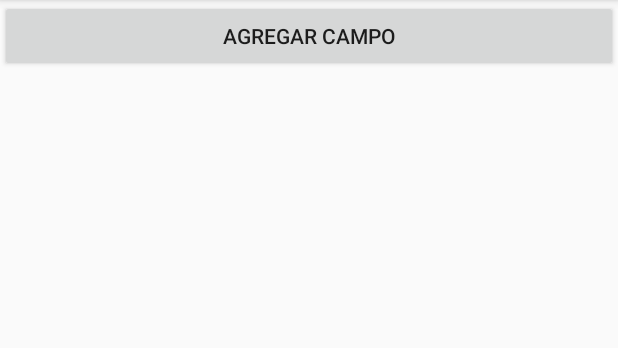
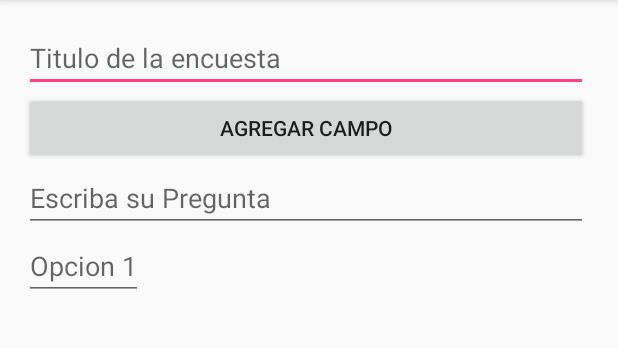
Before and after one commit to cripten/codesuri, an Android app: the CrearEncuesta screen opened directly, with no data from a screen before it, after a tap on "AGREGAR CAMPO", on a phone screen of 412 x 824 dp, the part 84-432 px from its top. Run offline under Robolectric (Android 15) with nearby library versions, the phone set to English and light mode, and no system bars; 1 statement that could not run was skipped.

Commit message:
se hizo una prueba para montar todos los campos pero hay fallas

```diff
--- a/app/src/main/java/com/codesuri/coodesuris/CrearEncuesta.java
+++ b/app/src/main/java/com/codesuri/coodesuris/CrearEncuesta.java
@@ -8,6 +8,7 @@ import android.view.View;
 import android.view.ViewGroup;
 import android.widget.Button;
 import android.widget.EditText;
+import android.widget.ImageView;
 import android.widget.LinearLayout;
 import android.widget.RelativeLayout;
 import android.widget.RadioButton;
@@ -17,18 +18,34 @@ import android.widget.ScrollView;
 import android.widget.TextView;
 import android.view.ViewGroup.LayoutParams;
 
+import java.util.ArrayList;
+import java.util.List;
+
 public class CrearEncuesta extends AppCompatActivity implements View.OnClickListener{
     //contendra los radiobutton
+    EditText etTitulo;
+    LinearLayout llques;
+    LinearLayout llrg;
     RelativeLayout rlmain;//contendrá todo el contenido
-    LinearLayout FirstLL;
-    LinearLayout ThirdLL;
+    RelativeLayout content;//contendrá todo el contenido
     Button btnAddCamp;
     int i = 0;//sirve como contador para los id
     int cont = 1;
     RadioButton[] arrRb = new RadioButton[6];//almacena los contenidos de los radiobutton
     EditText[] arrEt = new EditText[6];//almacena los contenidos de los EditText
     int margintop = 0;
-
+    int j = 160;
+    int margintopLL = 1;
+    Button btnOp;
+    RadioGroup rg;
+    RelativeLayout relativeLayout;
+    ArrayList<LinearLayout> quesLL = new ArrayList<LinearLayout>();
+    ArrayList<LinearLayout> rgLL = new ArrayList<LinearLayout>();
+    ArrayList<LinearLayout> etLL = new ArrayList<LinearLayout>();
+    ArrayList<LinearLayout> btnLL = new ArrayList<LinearLayout>();
+    int index = 0;
+    ScrollView sv;
+    LinearLayout rl;
 
     @Override
     protected void onCreate(Bundle savedInstanceState) {
@@ -36,48 +53,40 @@ public class CrearEncuesta extends AppCompatActivity implements View.OnClickList
         setContentView(R.layout.activity_crear_encuesta);
 
         //Sera el layout containt all
-        RelativeLayout relativeLayout = new RelativeLayout(this);
-        relativeLayout.setLayoutParams(new LayoutParams(LayoutParams.MATCH_PARENT,LayoutParams.WRAP_CONTENT));
+        content = (RelativeLayout)findViewById(R.id.content);
 
         //ScrollView
-        ScrollView sv = new ScrollView(this);
-        sv.setLayoutParams(new LayoutParams(LayoutParams.MATCH_PARENT,LayoutParams.MATCH_PARENT));
+        sv = (ScrollView)findViewById(R.id.sv);
 
+        //EditText
+        etTitulo = (EditText)findViewById(R.id.etTitulo);
         //Button agregar campos
-        btnAddCamp = new Button(this);
-        btnAddCamp.setId(1);
-        btnAddCamp.setLayoutParams(new LayoutParams(LayoutParams.MATCH_PARENT,LayoutParams.WRAP_CONTENT));
-        btnAddCamp.setText("Agregar Campo");
+        btnAddCamp =(Button)findViewById(R.id.btnAddCamp);
         btnAddCamp.setOnClickListener(this);
 
-        // First layout
-        FirstLL = new LinearLayout(this);
-        FirstLL.setLayoutParams(new LayoutParams(LayoutParams.WRAP_CONTENT,LayoutParams.WRAP_CONTENT));
-        FirstLL.setOrientation(LinearLayout.VERTICAL);
-
-        RelativeLayout.LayoutParams firstLayoutParams = new RelativeLayout.LayoutParams(LayoutParams.WRAP_CONTENT,LayoutParams.WRAP_CONTENT);
-        firstLayoutParams.addRule(RelativeLayout.ALIGN_PARENT_TOP);
-        firstLayoutParams.addRule(RelativeLayout.BELOW,btnAddCamp.getId());
-        firstLayoutParams.setMargins(0,20,0,0);
-
-        //Second layout
-        ThirdLL = new LinearLayout(this);
-        FirstLL.setOrientation(LinearLayout.VERTICAL);
-
-        RelativeLayout.LayoutParams thirdLayoutParams = new RelativeLayout.LayoutParams(LayoutParams.WRAP_CONTENT,LayoutParams.WRAP_CONTENT);
-        thirdLayoutParams.addRule(RelativeLayout.ALIGN_BASELINE,FirstLL.getId());
-        thirdLayoutParams.addRule(RelativeLayout.ALIGN_PARENT_TOP);
-        thirdLayoutParams.addRule(RelativeLayout.LEFT_OF,FirstLL.getId());
-        thirdLayoutParams.setMargins(55,0,0,0);
+        // layout contendrá los campos
+         llques = (LinearLayout)findViewById(R.id.llques);
+         llrg = (LinearLayout)findViewById(R.id.llques);
 
 
 
+        //Linear layout para ocupar la posicion cero de los arraylist
+        /*quesLL.add(index,new LinearLayout(this));
+        quesLL.get(index).setId(index);
+        quesLL.get(index).setOrientation(LinearLayout.VERTICAL);
 
-        relativeLayout.addView(btnAddCamp);
-        relativeLayout.addView(FirstLL,firstLayoutParams);
-        relativeLayout.addView(ThirdLL,thirdLayoutParams);
-        setContentView(relativeLayout);
+        RelativeLayout.LayoutParams quesp = new RelativeLayout.LayoutParams(LayoutParams.WRAP_CONTENT,LayoutParams.WRAP_CONTENT);
+        quesp.addRule(RelativeLayout.BELOW,btnAddCamp.getId());*/
+        quesLL.add(index,new LinearLayout(this));
+        rgLL.add(index,new LinearLayout(this));
+        etLL.add(index,new LinearLayout(this));
+        btnLL.add(index,new LinearLayout(this));
 
+
+       //agrega los objetos a  sus correspondientes vistas
+
+        //content.addView(quesLL.get(index));//,quesp);
+        index++;
 
 
     }
@@ -85,13 +94,114 @@ public class CrearEncuesta extends AppCompatActivity implements View.OnClickList
 
     @Override
     public void onClick(View v) {
-       // switch(v.getId()){
-            //case 1:
-                cont = 0;
+
+        //Question Layout
+        if(index == 1){
+            quesLL.add(index,llques);
+            rgLL.add(index,llrg);
+        }else{
+            quesLL.add(index,new LinearLayout(this));
+            quesLL.get(index).setId(index);
+            quesLL.get(index).setOrientation(LinearLayout.VERTICAL);
+
+            RelativeLayout.LayoutParams quesp = new RelativeLayout.LayoutParams(LayoutParams.WRAP_CONTENT,LayoutParams.WRAP_CONTENT);
+            quesp.addRule(RelativeLayout.BELOW,rgLL.get(index-1).getId());
+            quesp.setMargins(0,90,0,0);
+
+            //RadioGroup Layout
+            rgLL.add(index,new LinearLayout(this));
+            rgLL.get(index).setId(index);
+            rgLL.get(index).setOrientation(LinearLayout.VERTICAL);
+
+            RelativeLayout.LayoutParams rgp = new RelativeLayout.LayoutParams(LayoutParams.WRAP_CONTENT,LayoutParams.WRAP_CONTENT);
+            rgp.addRule(RelativeLayout.BELOW,quesLL.get(index).getId());
+            rgp.setMargins(0,40,0,0);
+
+
+            content.addView(quesLL.get(index),quesp);
+            content.addView(rgLL.get(index),rgp);
+        }
+
+        //Edit text question
+        EditText etQ = new EditText(this);
+        etQ.setId(1+i);
+        etQ.setHint("Escriba su Pregunta");
+        LinearLayout.LayoutParams etQParams = new LinearLayout.LayoutParams(LayoutParams.MATCH_PARENT,LayoutParams.WRAP_CONTENT);
+        quesLL.get(index).addView(etQ,etQParams);
+
+
+
+        rgLL.get(index).addView(rg);
+
+        //EditText
+        EditText et = new EditText(this);
+        et.setId(1+i);
+        et.setHint("Opcion "+cont);
+        LinearLayout.LayoutParams etParams = new LinearLayout.LayoutParams(LayoutParams.WRAP_CONTENT,LayoutParams.WRAP_CONTENT);
+        //etParams.setMargins(0,0,0,0);
+        rgLL.get(index).addView(et,etParams);
+
+
+        //EditText Layout
+      /*  etLL.add(index,new LinearLayout(this));
+        etLL.get(index).setId(index);
+        etLL.get(index).setOrientation(LinearLayout.VERTICAL);
+
+        RelativeLayout.LayoutParams etp = new RelativeLayout.LayoutParams(LayoutParams.WRAP_CONTENT,LayoutParams.WRAP_CONTENT);
+        etp.addRule(RelativeLayout.BELOW,quesLL.get(index).getId());
+        etp.setMargins(55,j,0,0);
+
+        // Button ADD  Layout
+        btnLL.add(index,new LinearLayout(this));
+        btnLL.get(index).setId(index);
+        btnLL.get(index).setOrientation(LinearLayout.VERTICAL);
+
+        RelativeLayout.LayoutParams btnp = new RelativeLayout.LayoutParams(LayoutParams.WRAP_CONTENT,LayoutParams.WRAP_CONTENT);
+        btnp.addRule(RelativeLayout.BELOW,quesLL.get(index).getId());
+        btnp.setMargins(240,j,0,0);
+
+        //Edit text question
+        EditText etQ = new EditText(this);
+        etQ.setId(1+i);
+        etQ.setHint("Escriba su Pregunta");
+        LinearLayout.LayoutParams etQParams = new LinearLayout.LayoutParams(LayoutParams.MATCH_PARENT,LayoutParams.WRAP_CONTENT);
+        quesLL.get(index).addView(etQ,etQParams);
+
+
         //Radio group
-                RadioGroup rg = new RadioGroup(this);
+        rg = new RadioGroup(this);
         rg.setId(1+i);
         rg.setLayoutParams(new LayoutParams(LayoutParams.WRAP_CONTENT,LayoutParams.WRAP_CONTENT));
+        CrearRB();
+        rgLL.get(index).addView(rg);
+        margintop = 25;
+
+       // Button
+        Button btnAdd = new Button(this);
+        btnAdd.setId(1+i);
+        btnAdd.setText("Add");
+        btnAdd.setLayoutParams(new LayoutParams(LayoutParams.WRAP_CONTENT,LayoutParams.WRAP_CONTENT));
+        btnAdd.setOnClickListener(new View.OnClickListener() {
+            @Override
+            public void onClick(View v) {
+                CrearRB();
+            }
+        });
+        btnLL.get(index).addView(btnAdd);
+        //Agregar Objetos a las vistas
+        //content.addView(etLL.get(index),etp);
+        //content.addView(btnLL.get(index),btnp);
+        index++;
+        */
+
+
+
+
+    }
+
+    public void CrearRB(){
+
+       for(int p=1;p<4;p++){
 
            //RadioButton
            RadioButton rb = new RadioButton(this);
@@ -101,16 +211,39 @@ public class CrearEncuesta extends AppCompatActivity implements View.OnClickList
            rb.setLayoutParams(rbParams);
            rg.addView(rb);
 
+           //EditText
+           EditText et = new EditText(this);
+           et.setId(1+i);
+           et.setHint("Opcion "+cont);
+           LinearLayout.LayoutParams etParams = new LinearLayout.LayoutParams(LayoutParams.WRAP_CONTENT,LayoutParams.WRAP_CONTENT);
+           //etParams.setMargins(0,0,0,0);
+           etLL.get(index).addView(et,etParams);
+
+           margintop = 25;
+
+       }
+        margintop=0;
+        j = 180;
+
+       /* //RadioButton
+        RadioButton rb = new RadioButton(this);
+        rb.setId(1+i);
+        RadioGroup.LayoutParams rbParams = new RadioGroup.LayoutParams(RadioGroup.LayoutParams.WRAP_CONTENT, RadioGroup.LayoutParams.WRAP_CONTENT);
+       // rbParams.setMargins(0,margintop,0,0);
+        rb.setLayoutParams(rbParams);
+        rg.addView(rb);
+
+        //EditText
         EditText et = new EditText(this);
         et.setId(1+i);
         et.setText("Opcion "+cont);
         LinearLayout.LayoutParams etParams = new LinearLayout.LayoutParams(LayoutParams.WRAP_CONTENT,LayoutParams.WRAP_CONTENT);
-                etParams.setMargins(0,0,0,0);
-                margintop = 0;
+        //etParams.setMargins(0,0,0,0);
+        etLL.get(index).addView(et,etParams);
 
-                ThirdLL.addView(et,etParams);
-                FirstLL.addView(rg);
-           // break;
-      //  }
+        margintop = 25;*/
+
     }
+
+
 }
--- a/app/src/main/res/layout/activity_crear_encuesta.xml
+++ b/app/src/main/res/layout/activity_crear_encuesta.xml
@@ -1,7 +1,6 @@
 <?xml version="1.0" encoding="utf-8"?>
 <RelativeLayout xmlns:android="http://schemas.android.com/apk/res/android"
     xmlns:tools="http://schemas.android.com/tools"
-    android:id="@+id/rlmain"
     android:layout_width="match_parent"
     android:layout_height="match_parent"
     android:paddingBottom="@dimen/activity_vertical_margin"
@@ -10,5 +9,47 @@
     android:paddingTop="@dimen/activity_vertical_margin"
     tools:context="com.codesuri.coodesuris.CrearEncuesta">
 
+    <ScrollView
+        android:id="@+id/sv"
+        android:layout_width="match_parent"
+        android:layout_height="wrap_content"
+        android:layout_alignParentLeft="true"
+        android:layout_alignParentTop="true"
+        android:fillViewport="true"
+        android:scrollbarStyle="outsideInset" >
+
+        <RelativeLayout
+            android:id="@+id/content"
+            android:layout_width="match_parent"
+            android:layout_height="wrap_content">
+            <EditText
+                android:id="@+id/etTitulo"
+                android:layout_width="match_parent"
+                android:layout_height="wrap_content"
+                android:hint="Titulo de la encuesta"/>
+            <Button
+                android:id="@+id/btnAddCamp"
+                android:layout_width="match_parent"
+                android:layout_height="wrap_content"
+                android:text="Agregar Campo"
+                android:layout_below="@+id/etTitulo"/>
+            <LinearLayout
+                android:id="@+id/llques"
+                android:layout_width="match_parent"
+                android:layout_height="wrap_content"
+                android:layout_below="@+id/btnAddCamp"
+                android:orientation="vertical">
+
+            </LinearLayout>
+            <LinearLayout
+                android:id="@+id/llrg"
+                android:layout_width="wrap_content"
+                android:layout_height="wrap_content"
+                android:layout_below="@+id/llques"
+                android:orientation="vertical">
+
+            </LinearLayout>
+        </RelativeLayout>
+    </ScrollView>
 
 </RelativeLayout>
```
Lines whose indentation alone changed are shown as unchanged.
